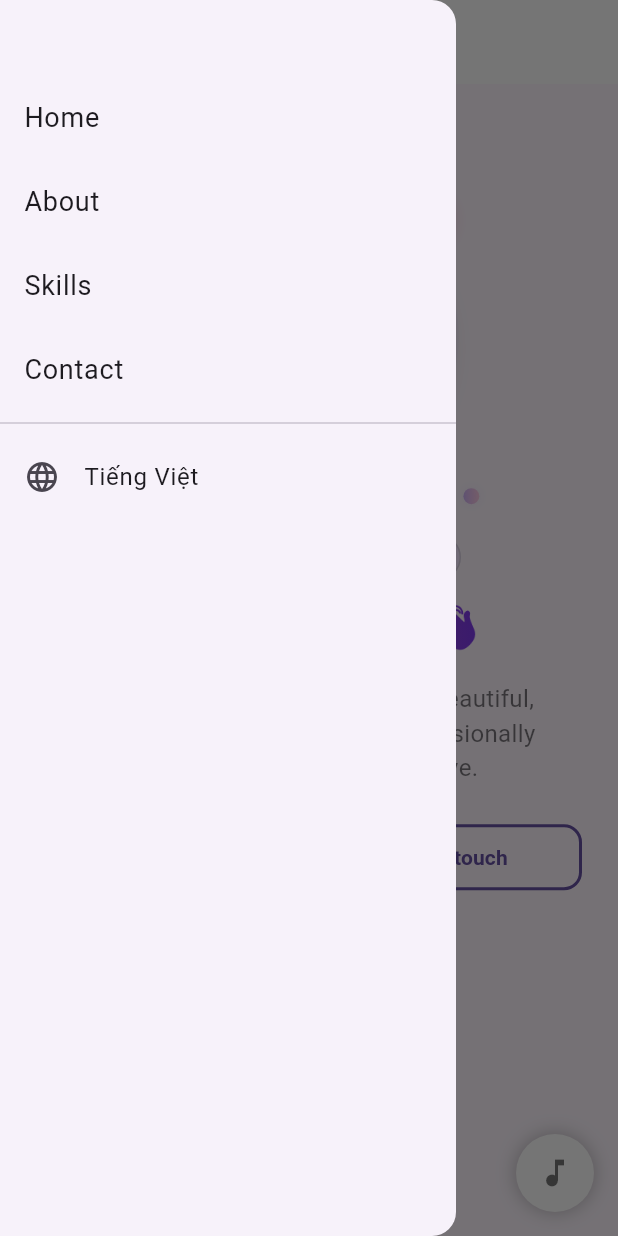
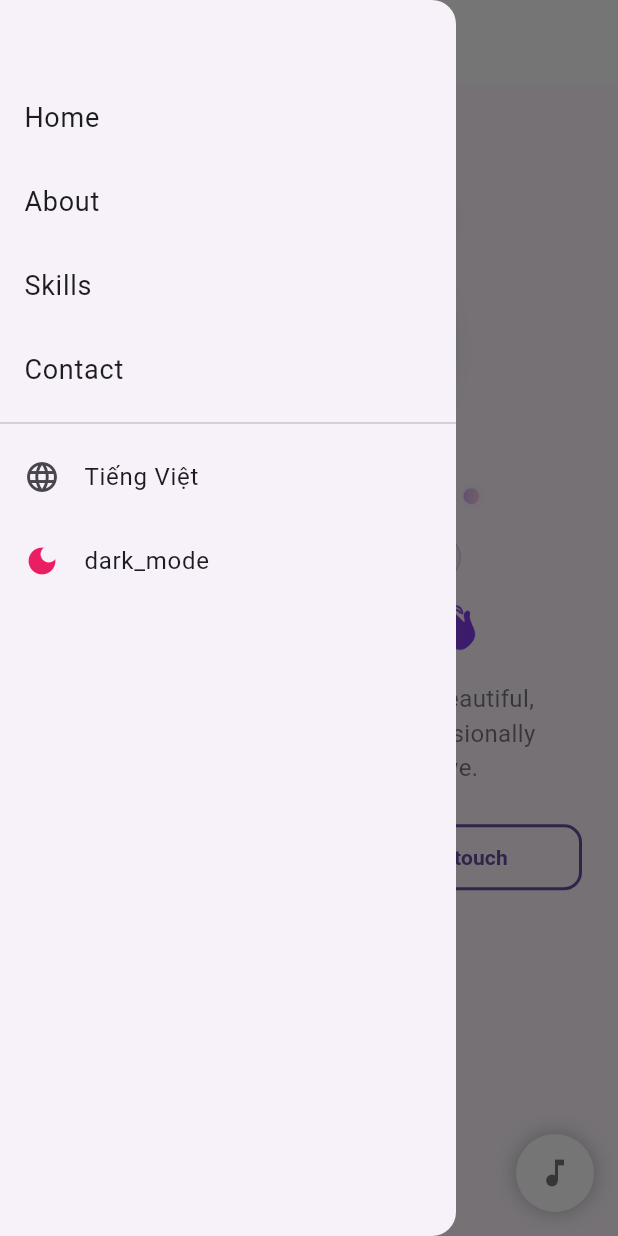
Before and after one commit to maiphuong30/my_portfolio, a Flutter app: the screen it shows after launch, with the side drawer open, on a phone screen of 412 x 824 dp. Run offline on Flutter 3.47's test engine with Material 3 defaults, Android fonts, the phone set to English and light mode, and no system bars; our stand-ins replace cloud_firestore, firebase_core, font_awesome_flutter, just_audio; accounts and stored records are empty.

Commit message:
fix dark mode btn in mobile view

```diff
--- a/lib/main.dart
+++ b/lib/main.dart
@@ -124,7 +124,6 @@ class _PortfolioHomeState extends State<PortfolioHome> {
     );
   }
 
-  // dùng translations từ file riêng
   String t(String key) => AppTranslations.text(key, widget.locale.languageCode);
 
   @override
@@ -179,6 +178,8 @@ class _PortfolioHomeState extends State<PortfolioHome> {
         locale: widget.locale,
         t: t,
         onToggleLanguage: widget.onToggleLanguage,
+        onToggleTheme: widget.onToggleTheme,
+        isDarkMode: widget.isDarkMode,
       ),
       body: Stack(
         children: [
@@ -239,8 +240,7 @@ class PortfolioAppBar extends StatelessWidget implements PreferredSizeWidget {
   Widget build(BuildContext context) {
     return LayoutBuilder(builder: (context, constraints) {
       bool isMobile = constraints.maxWidth < 600;
-      final iconColor =
-      isDarkMode ? Colors.white : Colors.black; // ✅ đổi màu theo theme
+      final iconColor = isDarkMode ? Colors.white : Colors.black;
 
       return AppBar(
         backgroundColor: isDarkMode ? Colors.black : Colors.white,
@@ -302,6 +302,8 @@ class PortfolioDrawer extends StatelessWidget {
   final Locale locale;
   final String Function(String) t;
   final VoidCallback onToggleLanguage;
+  final VoidCallback onToggleTheme;
+  final bool isDarkMode;
 
   const PortfolioDrawer({
     super.key,
@@ -309,6 +311,8 @@ class PortfolioDrawer extends StatelessWidget {
     required this.locale,
     required this.t,
     required this.onToggleLanguage,
+    required this.onToggleTheme,
+    required this.isDarkMode,
   });
 
   @override
@@ -328,6 +332,17 @@ class PortfolioDrawer extends StatelessWidget {
             onTap: () {
               Navigator.pop(context);
               onToggleLanguage();
+            },
+          ),
+          ListTile(
+            leading: Icon(
+              isDarkMode ? Icons.light_mode : Icons.dark_mode,
+              color: Colors.pink,
+            ),
+            title: Text(isDarkMode ? t('light_mode') : t('dark_mode')),
+            onTap: () {
+              Navigator.pop(context);
+              onToggleTheme();
             },
           ),
         ],
```
